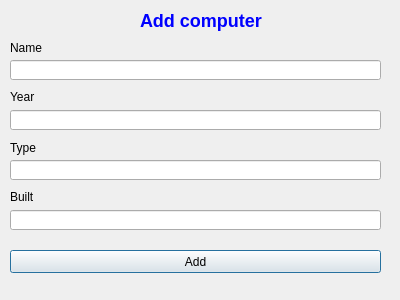
First picture: the form in EndurvinnslustöðATeam/Skil3/Ui/addcomputer.ui, repository trunti/verklegtn-m, before the edit.
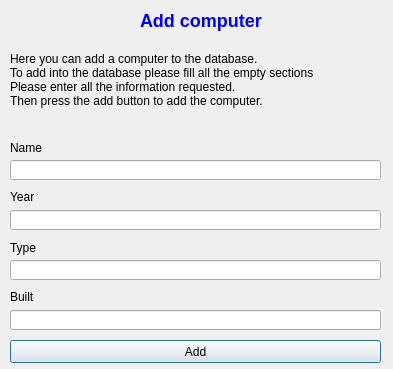
Second picture: the form after the edit.

The edit to the form file:
```diff
--- a/EndurvinnslustöðATeam/Skil3/Ui/addcomputer.ui
+++ b/EndurvinnslustöðATeam/Skil3/Ui/addcomputer.ui
@@ -6,8 +6,8 @@
    <rect>
     <x>0</x>
     <y>0</y>
-    <width>400</width>
-    <height>300</height>
+    <width>393</width>
+    <height>369</height>
    </rect>
   </property>
   <property name="windowTitle">
@@ -30,7 +30,7 @@
    <property name="geometry">
     <rect>
      <x>10</x>
-     <y>40</y>
+     <y>140</y>
      <width>171</width>
      <height>16</height>
     </rect>
@@ -43,7 +43,7 @@
    <property name="geometry">
     <rect>
      <x>10</x>
-     <y>60</y>
+     <y>160</y>
      <width>371</width>
      <height>20</height>
     </rect>
@@ -53,7 +53,7 @@
    <property name="geometry">
     <rect>
      <x>10</x>
-     <y>90</y>
+     <y>190</y>
      <width>47</width>
      <height>13</height>
     </rect>
@@ -66,7 +66,7 @@
    <property name="geometry">
     <rect>
      <x>10</x>
-     <y>110</y>
+     <y>210</y>
      <width>371</width>
      <height>20</height>
     </rect>
@@ -76,7 +76,7 @@
    <property name="geometry">
     <rect>
      <x>10</x>
-     <y>140</y>
+     <y>240</y>
      <width>91</width>
      <height>16</height>
     </rect>
@@ -89,7 +89,7 @@
    <property name="geometry">
     <rect>
      <x>10</x>
-     <y>160</y>
+     <y>260</y>
      <width>371</width>
      <height>20</height>
     </rect>
@@ -99,7 +99,7 @@
    <property name="geometry">
     <rect>
      <x>10</x>
-     <y>190</y>
+     <y>290</y>
      <width>47</width>
      <height>13</height>
     </rect>
@@ -112,7 +112,7 @@
    <property name="geometry">
     <rect>
      <x>10</x>
-     <y>210</y>
+     <y>310</y>
      <width>371</width>
      <height>20</height>
     </rect>
@@ -122,7 +122,7 @@
    <property name="geometry">
     <rect>
      <x>10</x>
-     <y>250</y>
+     <y>340</y>
      <width>371</width>
      <height>23</height>
     </rect>
@@ -183,6 +183,19 @@
     <string/>
    </property>
   </widget>
+  <widget class="QLabel" name="label_6">
+   <property name="geometry">
+    <rect>
+     <x>10</x>
+     <y>40</y>
+     <width>351</width>
+     <height>81</height>
+    </rect>
+   </property>
+   <property name="text">
+    <string>&lt;html&gt;&lt;head/&gt;&lt;body&gt;&lt;p&gt;Here you can add a computer to the database.&lt;br/&gt;To add into the database please fill all the empty sections &lt;br/&gt;Please enter all the information requested.&lt;br/&gt;Then press the add button to add the computer.&lt;/p&gt;&lt;/body&gt;&lt;/html&gt;</string>
+   </property>
+  </widget>
  </widget>
  <resources/>
  <connections/>
```
